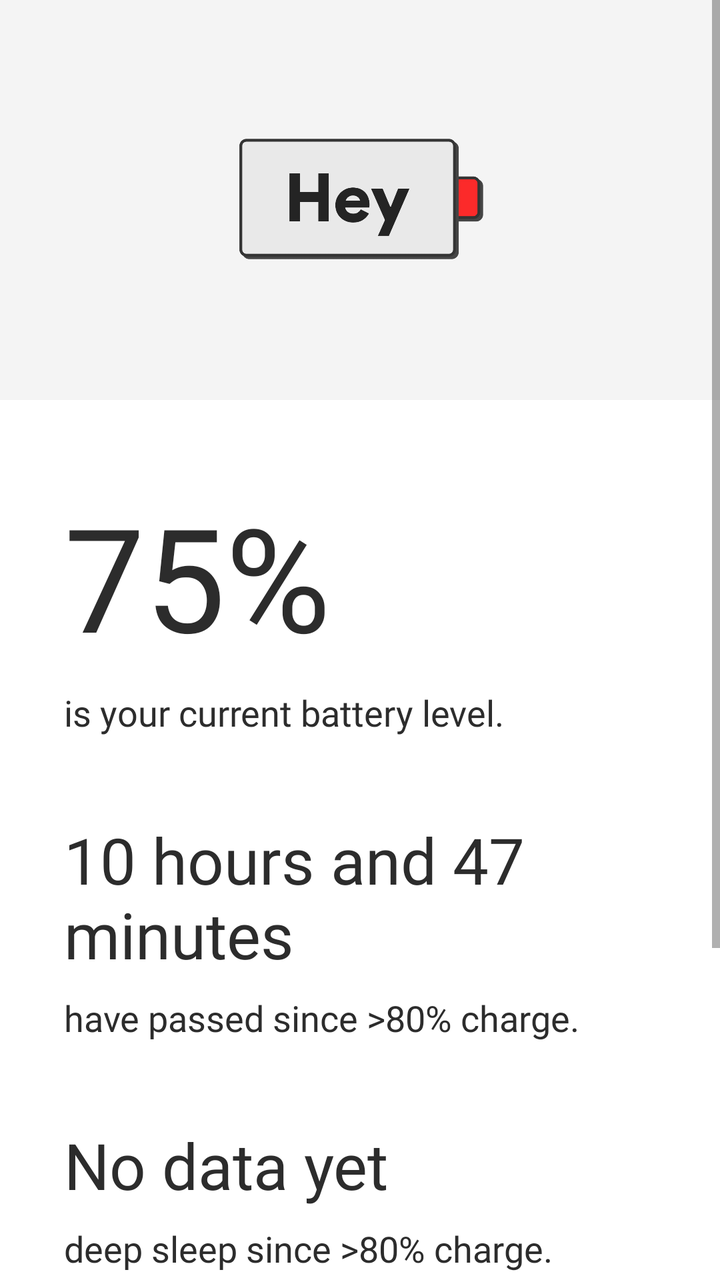
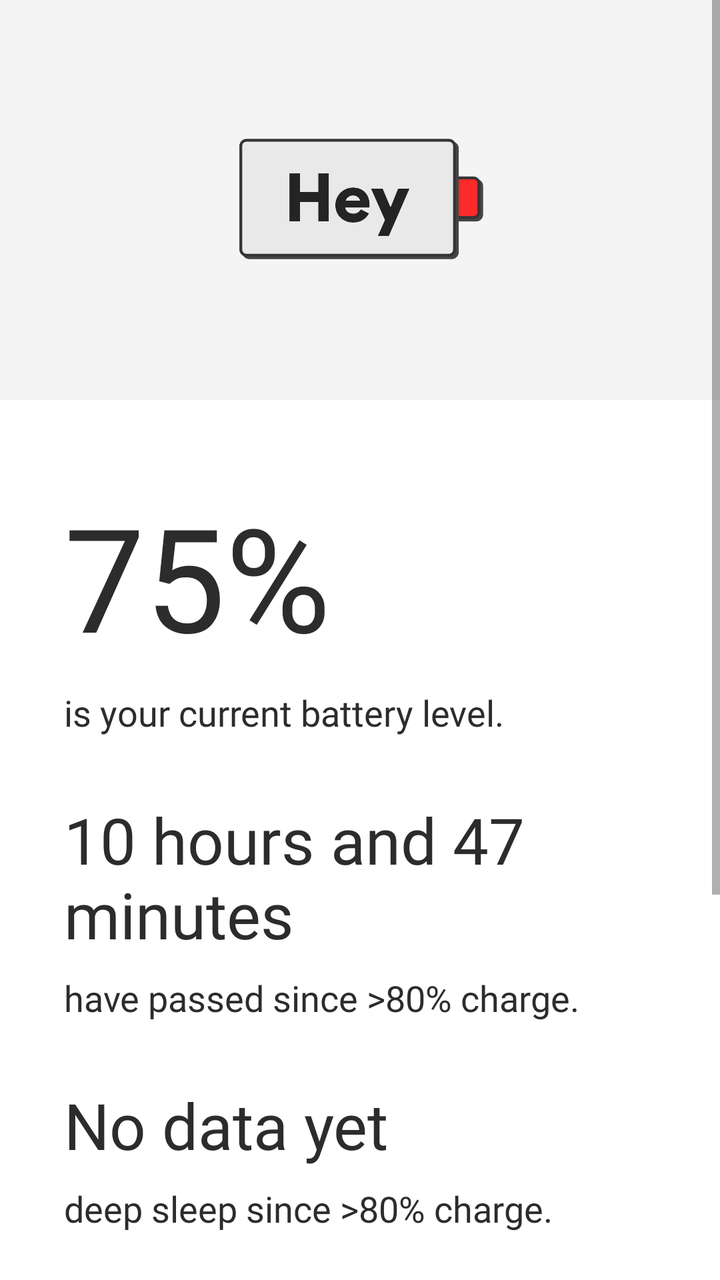

The first picture is an Android layout as it rendered before a commit; the second is the same layout after the commit. The layout source and the unified diff follow.
<!-- AndroidManifest.xml: application theme Theme.BatteryStats -->
<!-- res/layout/activity_main.xml -->
<?xml version="1.0" encoding="utf-8"?>
<ScrollView xmlns:android="http://schemas.android.com/apk/res/android"
    android:layout_width="match_parent"
    android:layout_height="match_parent"
    android:background="@color/background_color"
    android:fillViewport="true">

    <LinearLayout
        android:layout_width="match_parent"
        android:layout_height="wrap_content"
        android:orientation="vertical"
        android:gravity="top"
        android:layout_gravity="top">

        
        <LinearLayout
            android:id="@+id/headerSection"
            android:layout_width="match_parent"
            android:layout_height="wrap_content"
            android:minHeight="200dp"
            android:orientation="vertical"
            android:background="@color/header_background"
            android:gravity="center"
            android:paddingLeft="24dp"
            android:paddingRight="24dp"
            android:layout_marginBottom="40dp">

            <ImageView
                android:id="@+id/headerLogo"
                android:layout_width="128dp"
                android:layout_height="128dp"
                android:src="@drawable/battery_icon"
                android:layout_gravity="center_horizontal"
                android:contentDescription="Header logo"/>
        </LinearLayout>

        <LinearLayout
            android:layout_width="match_parent"
            android:layout_height="wrap_content"
            android:orientation="vertical"
            android:paddingLeft="32dp"
            android:paddingRight="32dp"
            android:paddingBottom="32dp">

            <TextView
                android:id="@+id/batteryPercentage"
                android:layout_width="wrap_content"
                android:layout_height="wrap_content"
                android:text="75%"
                android:textSize="72sp"
                android:textColor="@color/text_color"
                android:fontFamily="@font/productsans_black"
                android:layout_marginBottom="8dp"/>

            <TextView
                android:layout_width="wrap_content"
                android:layout_height="wrap_content"
                android:text="is your current battery level."
                android:textSize="18sp"
                android:textColor="@color/text_color"
                android:fontFamily="@font/productsans_bold"
                android:layout_marginBottom="40dp"/>

            
            <TextView
                android:id="@+id/timeSinceCharge"
                android:layout_width="wrap_content"
                android:layout_height="wrap_content"
                android:text="10 hours and 47 minutes"
                android:textSize="32sp"
                android:textColor="@color/text_color"
                android:fontFamily="@font/productsans_black"
                android:layout_marginBottom="8dp"/>

            <TextView
                android:layout_width="wrap_content"
                android:layout_height="wrap_content"
                android:text="have passed since >80% charge."
                android:textSize="18sp"
                android:textColor="@color/text_color"
                android:fontFamily="@font/productsans_bold"
                android:layout_marginBottom="40dp"/>

            
            <TextView
                android:id="@+id/deepSleepTime"
                android:layout_width="wrap_content"
                android:layout_height="wrap_content"
                android:text="No data yet"
                android:textSize="32sp"
                android:textColor="@color/text_color"
                android:fontFamily="@font/productsans_black"
                android:layout_marginBottom="8dp"/>

            <TextView
                android:layout_width="wrap_content"
                android:layout_height="wrap_content"
                android:text="deep sleep since >80% charge."
                android:textSize="18sp"
                android:textColor="@color/text_color"
                android:fontFamily="@font/productsans_bold"
                android:layout_marginBottom="40dp"/>

            
            <TextView
                android:layout_width="wrap_content"
                android:layout_height="wrap_content"
                android:text="Estimated remaining time:"
                android:textSize="18sp"
                android:textColor="@color/text_color"
                android:fontFamily="@font/productsans_bold"
                android:layout_marginBottom="8dp"/>

            
            <TextView
                android:id="@+id/remainingTime"
                android:layout_width="wrap_content"
                android:layout_height="wrap_content"
                android:text="Calculating..."
                android:textSize="32sp"
                android:textColor="@color/text_color"
                android:fontFamily="@font/productsans_black"
                android:layout_marginBottom="40dp"/>

            
            <TextView
                android:id="@+id/aboutButton"
                android:layout_width="wrap_content"
                android:layout_height="wrap_content"
                android:text="🔴 About HeyBattery"
                android:textSize="18sp"
                android:textColor="@color/text_color"
                android:fontFamily="@font/productsans_bold"
                android:layout_marginTop="16dp"
                android:padding="0dp"
                android:clickable="true"
                android:focusable="true" />
        </LinearLayout>
    </LinearLayout>
</ScrollView>
<!-- resources referenced by this layout -->
<resources>
  <color name="background_color">#FFFFFF</color>
  <color name="header_background">#FFF4F4F4</color>
  <color name="text_color">#2C2C2C</color>
  <!-- drawable battery_icon: png bitmap (drawable, 24275 bytes) -->
  <style name="Theme.BatteryStats" parent="Theme.MaterialComponents.DayNight.NoActionBar">
          
          <item name="colorPrimary">#FFC832</item>
          <item name="colorPrimaryVariant">#E6A800</item>
          <item name="colorOnPrimary">#000000</item>
          
          <item name="colorSecondary">#FFC832</item>
          <item name="colorSecondaryVariant">#E6A800</item>
          <item name="colorOnSecondary">#000000</item>
          
          <item name="android:statusBarColor">@color/header_background</item>
          <item name="android:windowLightStatusBar">true</item>
          
          <item name="android:navigationBarColor">@color/background_color</item>
          <item name="android:windowLightNavigationBar">true</item>
          
      </style>
</resources>

<!-- the commit's change to res/layout/activity_main.xml (unified diff, before → after) -->
@@ -59,7 +59,7 @@
                 android:textSize="18sp"
                 android:textColor="@color/text_color"
                 android:fontFamily="@font/productsans_bold"
-                android:layout_marginBottom="40dp"/>
+                android:layout_marginBottom="30dp"/>
 
             
             <TextView
@@ -79,7 +79,7 @@
                 android:textSize="18sp"
                 android:textColor="@color/text_color"
                 android:fontFamily="@font/productsans_bold"
-                android:layout_marginBottom="40dp"/>
+                android:layout_marginBottom="30dp"/>
 
             
             <TextView
@@ -99,7 +99,7 @@
                 android:textSize="18sp"
                 android:textColor="@color/text_color"
                 android:fontFamily="@font/productsans_bold"
-                android:layout_marginBottom="40dp"/>
+                android:layout_marginBottom="30dp"/>
 
             
             <TextView
@@ -120,7 +120,29 @@
                 android:textSize="32sp"
                 android:textColor="@color/text_color"
                 android:fontFamily="@font/productsans_black"
-                android:layout_marginBottom="40dp"/>
+                android:layout_marginBottom="30dp"/>
+
+            
+            <TextView
+                android:id="@+id/chargingInfoLabel"
+                android:layout_width="wrap_content"
+                android:layout_height="wrap_content"
+                android:text="Charging info:"
+                android:textSize="18sp"
+                android:textColor="@color/text_color"
+                android:fontFamily="@font/productsans_bold"
+                android:layout_marginBottom="0dp"/>
+
+            
+            <TextView
+                android:id="@+id/chargingInfo"
+                android:layout_width="wrap_content"
+                android:layout_height="wrap_content"
+                android:text="discharging"
+                android:textSize="32sp"
+                android:textColor="@color/text_color"
+                android:fontFamily="@font/productsans_black"
+                android:layout_marginBottom="24dp"/>
 
             
             <TextView
